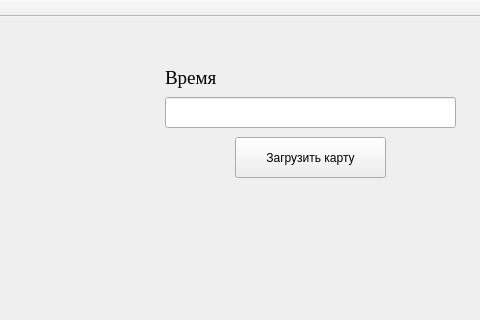
The window that simulation.ui (LukinDaniil/PractikaLeto2019) describes before a commit, drawn with Qt 5; both pictures show x 665 to 1145 and y 0 to 320 of the 1145 by 747 pixel window.
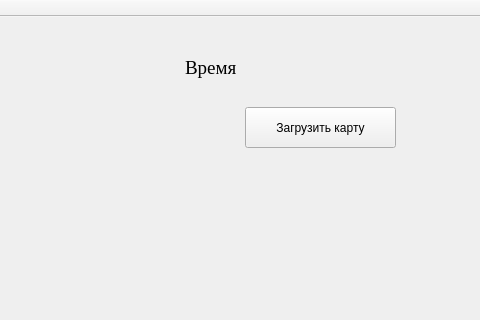
The same window after the commit. Custom widgets are drawn as their Qt base class.

Commit message: Добавил диалоговое окно для выбора файла

```diff
--- a/simulation.ui
+++ b/simulation.ui
@@ -27,8 +27,8 @@
    <widget class="QLabel" name="simulationTime">
     <property name="geometry">
      <rect>
-      <x>830</x>
-      <y>50</y>
+      <x>850</x>
+      <y>40</y>
       <width>231</width>
       <height>21</height>
      </rect>
@@ -49,8 +49,8 @@
    <widget class="QPushButton" name="loadMapButton">
     <property name="geometry">
      <rect>
-      <x>900</x>
-      <y>120</y>
+      <x>910</x>
+      <y>90</y>
       <width>151</width>
       <height>41</height>
      </rect>
@@ -59,16 +59,6 @@
      <string>Загрузить карту</string>
     </property>
    </widget>
-   <widget class="QLineEdit" name="pathToMap">
-    <property name="geometry">
-     <rect>
-      <x>830</x>
-      <y>80</y>
-      <width>291</width>
-      <height>31</height>
-     </rect>
-    </property>
-   </widget>
   </widget>
   <widget class="QMenuBar" name="menuBar">
    <property name="geometry">
```
The commit also changes 2 other files.
